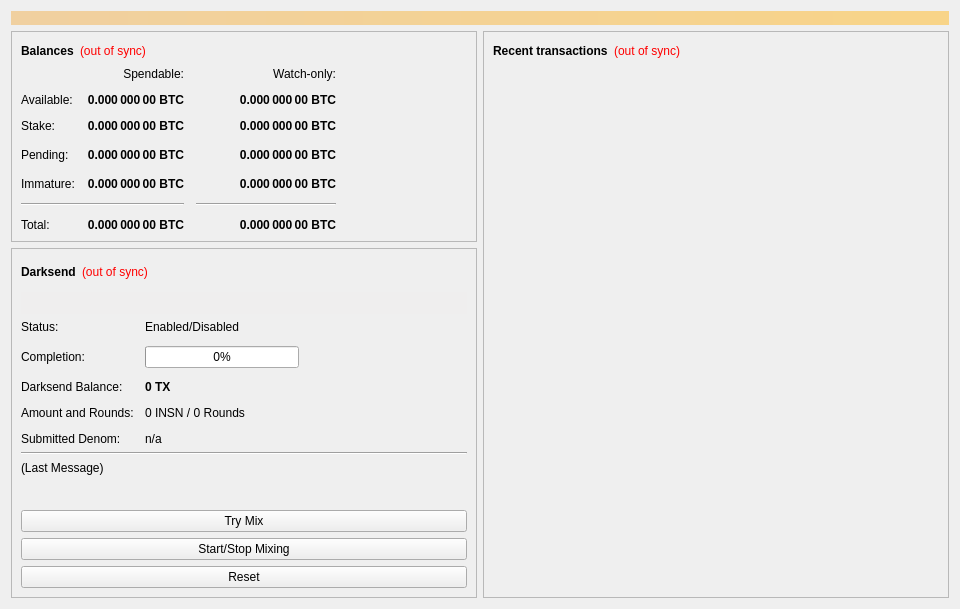
Before: the Qt Designer form src/qt/forms/overviewpage.ui in CryptoCoderz/INSN, drawn with Qt 5.
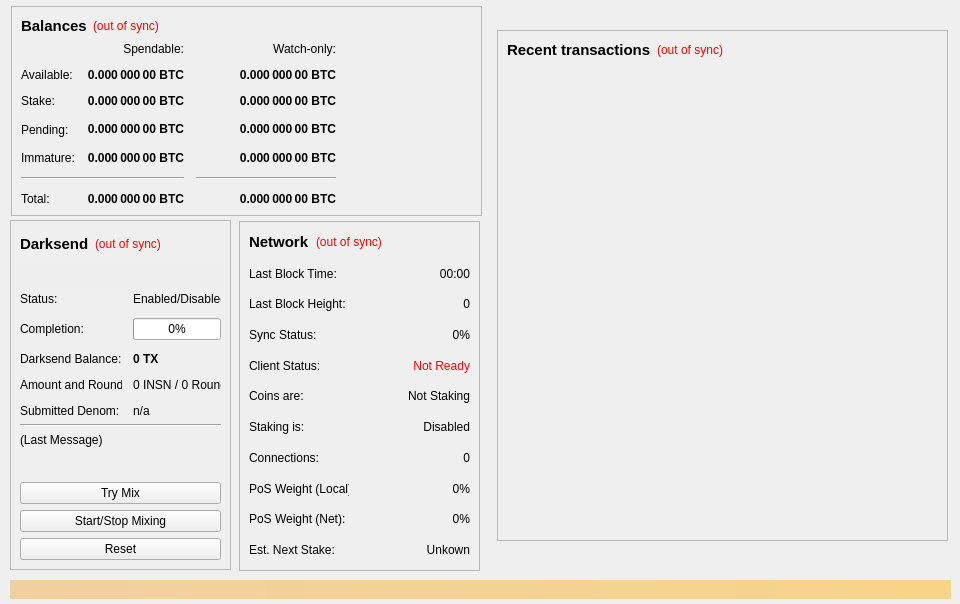
After: the same form once the commit is applied.

Diff of the .ui file:
```diff
--- a/src/qt/forms/overviewpage.ui
+++ b/src/qt/forms/overviewpage.ui
@@ -7,7 +7,7 @@
     <x>0</x>
     <y>0</y>
     <width>960</width>
-    <height>594</height>
+    <height>604</height>
    </rect>
   </property>
   <property name="minimumSize">
@@ -19,9 +19,15 @@
   <property name="windowTitle">
    <string>Form</string>
   </property>
-  <layout class="QVBoxLayout" name="topLayout">
-   <item>
     <widget class="QLabel" name="labelAlerts">
+   <property name="geometry">
+    <rect>
+     <x>10</x>
+     <y>580</y>
+     <width>941</width>
+     <height>19</height>
+    </rect>
+   </property>
      <property name="visible">
       <bool>false</bool>
      </property>
@@ -35,13 +41,473 @@
       <number>3</number>
      </property>
     </widget>
+  <widget class="QFrame" name="frame_3">
+   <property name="geometry">
+    <rect>
+     <x>239</x>
+     <y>221</y>
+     <width>241</width>
+     <height>350</height>
+    </rect>
+   </property>
+   <property name="minimumSize">
+    <size>
+     <width>221</width>
+     <height>350</height>
+    </size>
+   </property>
+   <property name="frameShape">
+    <enum>QFrame::StyledPanel</enum>
+   </property>
+   <property name="frameShadow">
+    <enum>QFrame::Raised</enum>
+   </property>
+   <widget class="QWidget" name="layoutWidget">
+    <property name="geometry">
+     <rect>
+      <x>10</x>
+      <y>10</y>
+      <width>221</width>
+      <height>22</height>
+     </rect>
+    </property>
+    <layout class="QHBoxLayout" name="horizontalLayout_7">
+     <item>
+      <widget class="QLabel" name="label_11">
+       <property name="font">
+        <font>
+         <pointsize>11</pointsize>
+         <weight>75</weight>
+         <bold>true</bold>
+        </font>
+       </property>
+       <property name="text">
+        <string>Network</string>
+       </property>
+      </widget>
    </item>
    <item>
-    <layout class="QHBoxLayout" name="horizontalLayout" stretch="1,1">
+      <widget class="QLabel" name="labelNetStatus">
+       <property name="toolTip">
+        <string>The displayed information may be out of date. Your wallet automatically synchronizes with the Espers network after a connection is established, but this process has not completed yet.</string>
+       </property>
+       <property name="styleSheet">
+        <string notr="true">QLabel { color: red; }</string>
+       </property>
+       <property name="text">
+        <string notr="true">(out of sync)</string>
+       </property>
+       <property name="alignment">
+        <set>Qt::AlignLeading|Qt::AlignLeft|Qt::AlignVCenter</set>
+       </property>
+      </widget>
+     </item>
      <item>
-      <layout class="QVBoxLayout" name="verticalLayout_2">
+      <spacer name="horizontalSpacer_5">
+       <property name="orientation">
+        <enum>Qt::Horizontal</enum>
+       </property>
+       <property name="sizeHint" stdset="0">
+        <size>
+         <width>40</width>
+         <height>20</height>
+        </size>
+       </property>
+      </spacer>
+     </item>
+    </layout>
+   </widget>
+   <widget class="QWidget" name="layoutWidget_2">
+    <property name="geometry">
+     <rect>
+      <x>10</x>
+      <y>40</y>
+      <width>221</width>
+      <height>301</height>
+     </rect>
+    </property>
+    <layout class="QVBoxLayout" name="verticalLayout_7">
        <item>
+      <layout class="QHBoxLayout" name="horizontalLayout_20">
+       <item>
+        <widget class="QLabel" name="label_13">
+         <property name="maximumSize">
+          <size>
+           <width>100</width>
+           <height>16777215</height>
+          </size>
+         </property>
+         <property name="text">
+          <string>Last Block Time:</string>
+         </property>
+        </widget>
+       </item>
+       <item>
+        <widget class="QLabel" name="lbTime">
+         <property name="text">
+          <string>00:00</string>
+         </property>
+         <property name="alignment">
+          <set>Qt::AlignRight|Qt::AlignTrailing|Qt::AlignVCenter</set>
+         </property>
+        </widget>
+       </item>
+      </layout>
+     </item>
+     <item>
+      <layout class="QHBoxLayout" name="horizontalLayout_21">
+       <item>
+        <widget class="QLabel" name="label_15">
+         <property name="maximumSize">
+          <size>
+           <width>100</width>
+           <height>16777215</height>
+          </size>
+         </property>
+         <property name="text">
+          <string>Last Block Height:</string>
+         </property>
+        </widget>
+       </item>
+       <item>
+        <widget class="QLabel" name="lbHeight">
+         <property name="text">
+          <string>0</string>
+         </property>
+         <property name="alignment">
+          <set>Qt::AlignRight|Qt::AlignTrailing|Qt::AlignVCenter</set>
+         </property>
+        </widget>
+       </item>
+      </layout>
+     </item>
+     <item>
+      <layout class="QHBoxLayout" name="horizontalLayout_22">
+       <item>
+        <widget class="QLabel" name="label_16">
+         <property name="maximumSize">
+          <size>
+           <width>100</width>
+           <height>16777215</height>
+          </size>
+         </property>
+         <property name="text">
+          <string>Sync Status:</string>
+         </property>
+        </widget>
+       </item>
+       <item>
+        <widget class="QLabel" name="sncStatus">
+         <property name="text">
+          <string>0%</string>
+         </property>
+         <property name="alignment">
+          <set>Qt::AlignRight|Qt::AlignTrailing|Qt::AlignVCenter</set>
+         </property>
+        </widget>
+       </item>
+      </layout>
+     </item>
+     <item>
+      <layout class="QHBoxLayout" name="horizontalLayout_24">
+       <item>
+        <widget class="QLabel" name="label_18">
+         <property name="maximumSize">
+          <size>
+           <width>100</width>
+           <height>16777215</height>
+          </size>
+         </property>
+         <property name="text">
+          <string>Client Status:</string>
+         </property>
+        </widget>
+       </item>
+       <item>
+        <widget class="QLabel" name="clStat">
+         <property name="styleSheet">
+          <string notr="true">QLabel { color: red; }</string>
+         </property>
+         <property name="text">
+          <string>Not Ready</string>
+         </property>
+         <property name="alignment">
+          <set>Qt::AlignRight|Qt::AlignTrailing|Qt::AlignVCenter</set>
+         </property>
+        </widget>
+       </item>
+      </layout>
+     </item>
+     <item>
+      <layout class="QHBoxLayout" name="horizontalLayout_25">
+       <item>
+        <widget class="QLabel" name="label_19">
+         <property name="maximumSize">
+          <size>
+           <width>100</width>
+           <height>16777215</height>
+          </size>
+         </property>
+         <property name="text">
+          <string>Coins are:</string>
+         </property>
+        </widget>
+       </item>
+       <item>
+        <widget class="QLabel" name="stkstat">
+         <property name="text">
+          <string>Not Staking</string>
+         </property>
+         <property name="alignment">
+          <set>Qt::AlignRight|Qt::AlignTrailing|Qt::AlignVCenter</set>
+         </property>
+        </widget>
+       </item>
+      </layout>
+     </item>
+     <item>
+      <layout class="QHBoxLayout" name="horizontalLayout_17">
+       <item>
+        <widget class="QLabel" name="label_23">
+         <property name="maximumSize">
+          <size>
+           <width>100</width>
+           <height>16777215</height>
+          </size>
+         </property>
+         <property name="text">
+          <string>Staking is:</string>
+         </property>
+        </widget>
+       </item>
+       <item>
+        <widget class="QLabel" name="stken">
+         <property name="text">
+          <string>Disabled</string>
+         </property>
+         <property name="alignment">
+          <set>Qt::AlignRight|Qt::AlignTrailing|Qt::AlignVCenter</set>
+         </property>
+        </widget>
+       </item>
+      </layout>
+     </item>
+     <item>
+      <layout class="QHBoxLayout" name="horizontalLayout_23">
+       <item>
+        <widget class="QLabel" name="label_17">
+         <property name="maximumSize">
+          <size>
+           <width>100</width>
+           <height>16777215</height>
+          </size>
+         </property>
+         <property name="text">
+          <string>Connections:</string>
+         </property>
+        </widget>
+       </item>
+       <item>
+        <widget class="QLabel" name="lbcon">
+         <property name="text">
+          <string>0</string>
+         </property>
+         <property name="alignment">
+          <set>Qt::AlignRight|Qt::AlignTrailing|Qt::AlignVCenter</set>
+         </property>
+        </widget>
+       </item>
+      </layout>
+     </item>
+     <item>
+      <layout class="QHBoxLayout" name="horizontalLayout_26">
+       <item>
+        <widget class="QLabel" name="label_20">
+         <property name="maximumSize">
+          <size>
+           <width>100</width>
+           <height>16777215</height>
+          </size>
+         </property>
+         <property name="text">
+          <string>PoS Weight (Local):</string>
+         </property>
+        </widget>
+       </item>
+       <item>
+        <widget class="QLabel" name="urweight_2">
+         <property name="text">
+          <string>0%</string>
+         </property>
+         <property name="alignment">
+          <set>Qt::AlignRight|Qt::AlignTrailing|Qt::AlignVCenter</set>
+         </property>
+        </widget>
+       </item>
+      </layout>
+     </item>
+     <item>
+      <layout class="QHBoxLayout" name="horizontalLayout_27">
+       <item>
+        <widget class="QLabel" name="label_21">
+         <property name="maximumSize">
+          <size>
+           <width>100</width>
+           <height>16777215</height>
+          </size>
+         </property>
+         <property name="text">
+          <string>PoS Weight (Net):</string>
+         </property>
+        </widget>
+       </item>
+       <item>
+        <widget class="QLabel" name="netweight_2">
+         <property name="text">
+          <string>0%</string>
+         </property>
+         <property name="alignment">
+          <set>Qt::AlignRight|Qt::AlignTrailing|Qt::AlignVCenter</set>
+         </property>
+        </widget>
+       </item>
+      </layout>
+     </item>
+     <item>
+      <layout class="QHBoxLayout" name="horizontalLayout_8">
+       <item>
+        <widget class="QLabel" name="label_24">
+         <property name="maximumSize">
+          <size>
+           <width>100</width>
+           <height>16777215</height>
+          </size>
+         </property>
+         <property name="text">
+          <string>Est. Next Stake:</string>
+         </property>
+        </widget>
+       </item>
+       <item>
+        <widget class="QLabel" name="estnxt">
+         <property name="text">
+          <string>Unkown</string>
+         </property>
+         <property name="alignment">
+          <set>Qt::AlignRight|Qt::AlignTrailing|Qt::AlignVCenter</set>
+         </property>
+        </widget>
+       </item>
+      </layout>
+     </item>
+     <item>
+      <layout class="QVBoxLayout" name="verticalLayout_8"/>
+     </item>
+    </layout>
+   </widget>
+  </widget>
+  <widget class="QWidget" name="layoutWidget">
+   <property name="geometry">
+    <rect>
+     <x>497</x>
+     <y>30</y>
+     <width>451</width>
+     <height>511</height>
+    </rect>
+   </property>
+   <layout class="QVBoxLayout" name="verticalLayout_3">
+    <item>
+     <widget class="QFrame" name="frame_2">
+      <property name="frameShape">
+       <enum>QFrame::StyledPanel</enum>
+      </property>
+      <property name="frameShadow">
+       <enum>QFrame::Raised</enum>
+      </property>
+      <layout class="QVBoxLayout" name="verticalLayout">
+       <item>
+        <layout class="QHBoxLayout" name="horizontalLayout_2">
+         <item>
+          <widget class="QLabel" name="label_4">
+           <property name="font">
+            <font>
+             <pointsize>11</pointsize>
+             <weight>75</weight>
+             <bold>true</bold>
+            </font>
+           </property>
+           <property name="text">
+            <string>Recent transactions</string>
+           </property>
+          </widget>
+         </item>
+         <item>
+          <widget class="QLabel" name="labelTransactionsStatus">
+           <property name="cursor">
+            <cursorShape>WhatsThisCursor</cursorShape>
+           </property>
+           <property name="toolTip">
+            <string>The displayed information may be out of date. Your wallet automatically synchronizes with the INSaNe network after a connection is established, but this process has not completed yet.</string>
+           </property>
+           <property name="styleSheet">
+            <string notr="true">QLabel { color: red; }</string>
+           </property>
+           <property name="text">
+            <string notr="true">(out of sync)</string>
+           </property>
+           <property name="alignment">
+            <set>Qt::AlignRight|Qt::AlignTrailing|Qt::AlignVCenter</set>
+           </property>
+          </widget>
+         </item>
+         <item>
+          <spacer name="horizontalSpacer">
+           <property name="orientation">
+            <enum>Qt::Horizontal</enum>
+           </property>
+           <property name="sizeHint" stdset="0">
+            <size>
+             <width>40</width>
+             <height>20</height>
+            </size>
+           </property>
+          </spacer>
+         </item>
+        </layout>
+       </item>
+       <item>
+        <widget class="QListView" name="listTransactions">
+         <property name="styleSheet">
+          <string notr="true">QListView { background: transparent; }</string>
+         </property>
+         <property name="frameShape">
+          <enum>QFrame::NoFrame</enum>
+         </property>
+         <property name="verticalScrollBarPolicy">
+          <enum>Qt::ScrollBarAlwaysOff</enum>
+         </property>
+         <property name="horizontalScrollBarPolicy">
+          <enum>Qt::ScrollBarAlwaysOff</enum>
+         </property>
+         <property name="selectionMode">
+          <enum>QAbstractItemView::NoSelection</enum>
+         </property>
+        </widget>
+       </item>
+      </layout>
+     </widget>
+    </item>
+   </layout>
+  </widget>
         <widget class="QFrame" name="frame">
+   <property name="geometry">
+    <rect>
+     <x>11</x>
+     <y>6</y>
+     <width>471</width>
+     <height>210</height>
+    </rect>
+   </property>
          <property name="frameShape">
           <enum>QFrame::StyledPanel</enum>
          </property>
@@ -55,6 +521,7 @@
              <widget class="QLabel" name="label_5">
               <property name="font">
                <font>
+          <pointsize>11</pointsize>
                 <weight>75</weight>
                 <bold>true</bold>
                </font>
@@ -451,18 +918,24 @@
           </item>
          </layout>
         </widget>
-       </item>
-       <item>
         <widget class="QFrame" name="frameDarksend">
+   <property name="geometry">
+    <rect>
+     <x>10</x>
+     <y>220</y>
+     <width>221</width>
+     <height>350</height>
+    </rect>
+   </property>
          <property name="sizePolicy">
-          <sizepolicy hsizetype="Expanding" vsizetype="Expanding">
+    <sizepolicy hsizetype="Preferred" vsizetype="Preferred">
            <horstretch>0</horstretch>
            <verstretch>0</verstretch>
           </sizepolicy>
          </property>
          <property name="minimumSize">
           <size>
-           <width>0</width>
+     <width>221</width>
            <height>350</height>
           </size>
          </property>
@@ -482,6 +955,7 @@
              <widget class="QLabel" name="label_2">
               <property name="font">
                <font>
+          <pointsize>11</pointsize>
                 <weight>75</weight>
                 <bold>true</bold>
                </font>
@@ -1062,7 +1536,7 @@
            <widget class="QLabel" name="darksendStatus">
             <property name="minimumSize">
              <size>
-              <width>288</width>
+        <width>88</width>
               <height>43</height>
              </size>
             </property>
@@ -1127,109 +1601,6 @@
           </item>
          </layout>
         </widget>
-       </item>
-       <item>
-        <spacer name="verticalSpacer">
-         <property name="orientation">
-          <enum>Qt::Vertical</enum>
-         </property>
-         <property name="sizeHint" stdset="0">
-          <size>
-           <width>20</width>
-           <height>40</height>
-          </size>
-         </property>
-        </spacer>
-       </item>
-      </layout>
-     </item>
-     <item>
-      <layout class="QVBoxLayout" name="verticalLayout_3">
-       <item>
-        <widget class="QFrame" name="frame_2">
-         <property name="frameShape">
-          <enum>QFrame::StyledPanel</enum>
-         </property>
-         <property name="frameShadow">
-          <enum>QFrame::Raised</enum>
-         </property>
-         <layout class="QVBoxLayout" name="verticalLayout">
-          <item>
-           <layout class="QHBoxLayout" name="horizontalLayout_2">
-            <item>
-             <widget class="QLabel" name="label_4">
-              <property name="font">
-               <font>
-                <weight>75</weight>
-                <bold>true</bold>
-               </font>
-              </property>
-              <property name="text">
-               <string>Recent transactions</string>
-              </property>
-             </widget>
-            </item>
-            <item>
-             <widget class="QLabel" name="labelTransactionsStatus">
-              <property name="cursor">
-               <cursorShape>WhatsThisCursor</cursorShape>
-              </property>
-              <property name="toolTip">
-               <string>The displayed information may be out of date. Your wallet automatically synchronizes with the INSaNe network after a connection is established, but this process has not completed yet.</string>
-              </property>
-              <property name="styleSheet">
-               <string notr="true">QLabel { color: red; }</string>
-              </property>
-              <property name="text">
-               <string notr="true">(out of sync)</string>
-              </property>
-              <property name="alignment">
-               <set>Qt::AlignRight|Qt::AlignTrailing|Qt::AlignVCenter</set>
-              </property>
-             </widget>
-            </item>
-            <item>
-             <spacer name="horizontalSpacer">
-              <property name="orientation">
-               <enum>Qt::Horizontal</enum>
-              </property>
-              <property name="sizeHint" stdset="0">
-               <size>
-                <width>40</width>
-                <height>20</height>
-               </size>
-              </property>
-             </spacer>
-            </item>
-           </layout>
-          </item>
-          <item>
-           <widget class="QListView" name="listTransactions">
-            <property name="styleSheet">
-             <string notr="true">QListView { background: transparent; }</string>
-            </property>
-            <property name="frameShape">
-             <enum>QFrame::NoFrame</enum>
-            </property>
-            <property name="verticalScrollBarPolicy">
-             <enum>Qt::ScrollBarAlwaysOff</enum>
-            </property>
-            <property name="horizontalScrollBarPolicy">
-             <enum>Qt::ScrollBarAlwaysOff</enum>
-            </property>
-            <property name="selectionMode">
-             <enum>QAbstractItemView::NoSelection</enum>
-            </property>
-           </widget>
-          </item>
-         </layout>
-        </widget>
-       </item>
-      </layout>
-     </item>
-    </layout>
-   </item>
-  </layout>
  </widget>
  <resources/>
  <connections/>
```
Left out of the diff: 2 changed lines with no effect on the pictures. Lines whose indentation alone changed are shown as unchanged.
